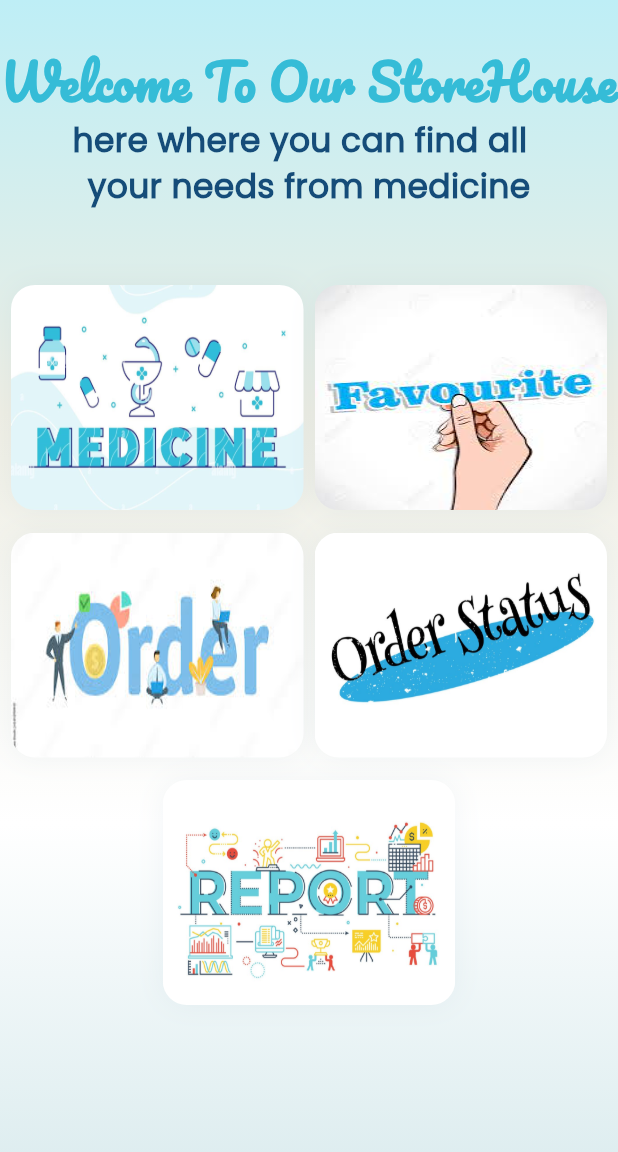
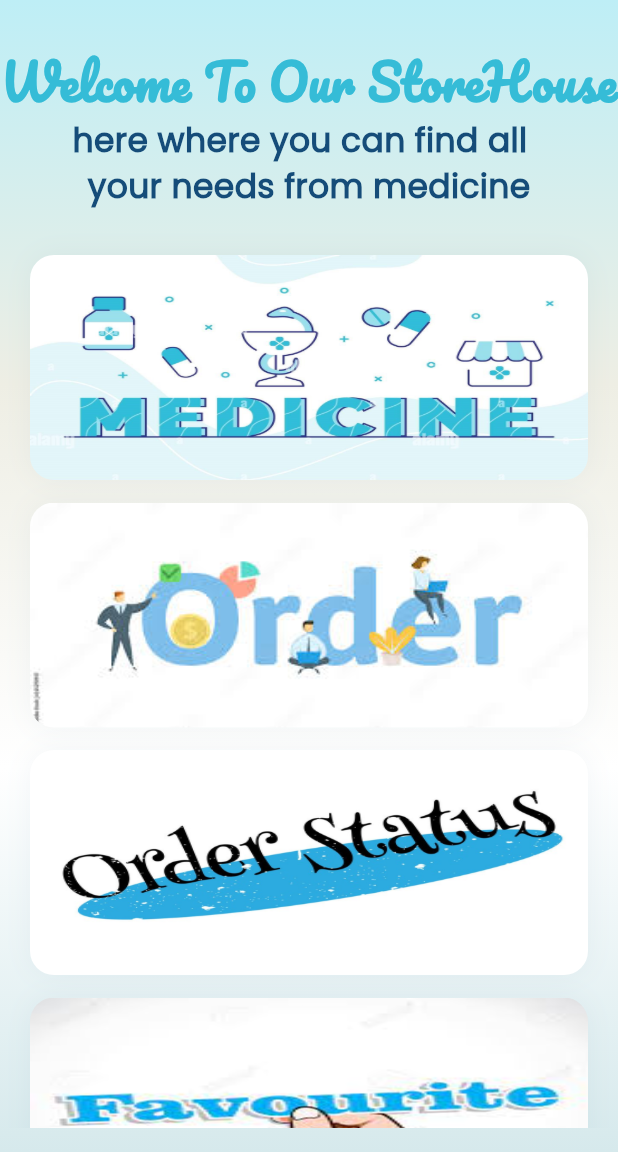
Before and after one commit to raghadhawat/project1, a Flutter app: the HomeView screen opened by its route, on a phone screen of 412 x 824 dp, the part 84-1236 px from its top. Run offline on Flutter 3.47's test engine with Material 3 defaults, Android fonts, the phone set to English and light mode, and no system bars; our stand-ins replace bloc, dropdown_search, flutter_bloc, hive, hive_flutter; missing offline and left inert: blurry_modal_progress_hud; accounts and stored records are empty.

Commit message:
medicine edit

```diff
--- a/lib/constants.dart
+++ b/lib/constants.dart
@@ -9,6 +9,10 @@ const kSecondColor = Color(0xffabdbe3);
 const kSecondColor2 = Color(0xff26577C);
 const kThirdColor = Color(0xffeeeee4);
 const kThirdColor2 = Color(0xffF8F0E5);
+const kLogoColor1 = Color(0xff132E59);
+const kLogoColor2 = Color(0xff7fccef);
+const kLogoColor3 = Color(0xff3969bc);
+const kLogoColor4 = Color(0xff5cc1ef);
 const kFont1 = 'pacifico';
 const kFont2 = 'Poppins';
 const kToken = 'token';
--- a/lib/views/medicine_detail_view.dart
+++ b/lib/views/medicine_detail_view.dart
@@ -20,7 +20,7 @@ class MedicineDetaileView extends StatelessWidget {
 
     return Scaffold(
       floatingActionButton: FloatingActionButton(
-        backgroundColor: kPrimaryColor,
+        backgroundColor: Color(0xff35bcd7),
         onPressed: () {
           showModalBottomSheet(
               isScrollControlled: true,
--- a/lib/widgets/all_medicine_list.dart
+++ b/lib/widgets/all_medicine_list.dart
@@ -33,7 +33,7 @@ class AllMedicineList extends StatelessWidget {
               child: MedicineTile(
                 tName: "${cubit.allMedicineModel?.data?[index].tradeName}",
                 name: "${cubit.allMedicineModel?.data?[index].scientificName}",
-                image: kLogo2,
+                image: "${cubit.allMedicineModel?.data?[index].photo}",
                 companyName:
                     "${cubit.allMedicineModel?.data?[index].companyName}",
                 form: "${cubit.allMedicineModel?.data?[index].form}",
--- a/lib/widgets/category_card.dart
+++ b/lib/widgets/category_card.dart
@@ -21,7 +21,7 @@ class CategoryCard extends StatelessWidget {
           height: 200,
           width: 220,
           decoration: BoxDecoration(
-            color: kSecondColor2,
+            color: const Color(0xff35bcd7),
             borderRadius: BorderRadius.circular(5),
           ),
           child: Center(
--- a/lib/widgets/custom-main-card.dart
+++ /dev/null
@@ -1,35 +0,0 @@
-import 'package:flutter/material.dart';
-import 'package:pharma_track/constants.dart';
-
-class CustomMainCard extends StatelessWidget {
-  const CustomMainCard({super.key, this.onTap, required this.image});
-
-  final String image;
-
-  final Function()? onTap;
-  @override
-  Widget build(BuildContext context) {
-    return GestureDetector(
-      onTap: onTap,
-      child: Container(
-        height: 150,
-        width: 195,
-        decoration: BoxDecoration(
-          image: DecorationImage(
-            fit: BoxFit.fill,
-            image: AssetImage(image),
-          ),
-          borderRadius: BorderRadius.circular(16),
-          boxShadow: [
-            BoxShadow(
-              blurRadius: 15,
-              color: kPrimaryColor.withOpacity(.05),
-              spreadRadius: 0,
-            ),
-          ],
-        ),
-        child: Text(''),
-      ),
-    );
-  }
-}
--- a/lib/widgets/custom_drop_down.dart
+++ b/lib/widgets/custom_drop_down.dart
@@ -47,7 +47,7 @@ class _CustomDropDownState extends State<CustomDropDown> {
           dropdownSearchDecoration: InputDecoration(
             focusColor: kPrimaryColor,
             enabledBorder: const OutlineInputBorder(
-                borderSide: BorderSide(color: kPrimaryColor),
+                borderSide: BorderSide(color: kPrimaryColor, width: 1),
                 borderRadius: BorderRadius.all(Radius.circular(16))),
             border: const OutlineInputBorder(
                 borderRadius: BorderRadius.all(Radius.circular(16))),
--- /dev/null
+++ b/lib/widgets/custom_main_card.dart
@@ -0,0 +1,38 @@
+import 'package:flutter/material.dart';
+import 'package:pharma_track/constants.dart';
+
+class CustomMainCard extends StatelessWidget {
+  const CustomMainCard({super.key, this.onTap, required this.image});
+
+  final String image;
+
+  final Function()? onTap;
+  @override
+  Widget build(BuildContext context) {
+    return Padding(
+      padding: const EdgeInsets.symmetric(horizontal: 20),
+      child: GestureDetector(
+        onTap: onTap,
+        child: Container(
+          height: 150,
+          width: MediaQuery.of(context).size.width,
+          decoration: BoxDecoration(
+            image: DecorationImage(
+              fit: BoxFit.fill,
+              image: AssetImage(image),
+            ),
+            borderRadius: BorderRadius.circular(16),
+            boxShadow: [
+              BoxShadow(
+                blurRadius: 15,
+                color: kPrimaryColor.withOpacity(.05),
+                spreadRadius: 0,
+              ),
+            ],
+          ),
+          child: const Text(''),
+        ),
+      ),
+    );
+  }
+}
--- a/lib/widgets/home_view_body.dart
+++ b/lib/widgets/home_view_body.dart
@@ -8,7 +8,7 @@ import 'package:pharma_track/helper/show_snack_bar.dart';
 import 'package:pharma_track/views/add_order_view.dart';
 import 'package:pharma_track/views/all_medicine_view.dart';
 import 'package:pharma_track/views/order_status_view.dart';
-import 'package:pharma_track/widgets/custom-main-card.dart';
+import 'package:pharma_track/widgets/custom_main_card.dart';
 
 class HomeViewBody extends StatelessWidget {
   const HomeViewBody({
@@ -31,7 +31,6 @@ class HomeViewBody extends StatelessWidget {
     }, builder: (context, state) {
       return BlurryModalProgressHUD(
         inAsyncCall: isLoading,
-        child: SingleChildScrollView(
         child: Container(
           height: MediaQuery.of(context).size.height,
           decoration: const BoxDecoration(
@@ -45,15 +44,19 @@ class HomeViewBody extends StatelessWidget {
               Color.fromARGB(255, 214, 233, 236),
             ],
           )),
+          child: Padding(
+            padding: const EdgeInsets.only(bottom: 16),
             child: Column(
               children: [
-                const SizedBox(
+                const Column(
+                  children: [
+                    SizedBox(
                       height: 16,
                     ),
-                const SizedBox(
+                    SizedBox(
                       height: 16,
                     ),
-                const Text(
+                    Text(
                       'Welcome To Our StoreHouse',
                       style: TextStyle(
                         fontFamily: kFont1,
@@ -62,7 +65,7 @@ class HomeViewBody extends StatelessWidget {
                         color: Color(0xff35bcd7),
                       ),
                     ),
-                const Text(
+                    Text(
                       'here where you can find all  ',
                       style: TextStyle(
                         fontFamily: kFont2,
@@ -71,7 +74,7 @@ class HomeViewBody extends StatelessWidget {
                         color: kPrimaryColor,
                       ),
                     ),
-                const Text(
+                    Text(
                       'your needs from medicine',
                       style: TextStyle(
                         fontFamily: kFont2,
@@ -80,12 +83,17 @@ class HomeViewBody extends StatelessWidget {
                         color: kPrimaryColor,
                       ),
                     ),
+                    SizedBox(
+                      height: 10,
+                    ),
+                  ],
+                ),
+                Expanded(
+                  child: ListView(
+                    children: [
                       const SizedBox(
-                  height: 50,
+                        height: 20,
                       ),
-                Row(
-                  mainAxisAlignment: MainAxisAlignment.spaceEvenly,
-                  children: [
                       CustomMainCard(
                         image:
                             'assets/images/medicine-typography-word-art-background-of-drugstore-pharmacy-pill-tablet-bottle-glass-snake-with-outline-style-vector-design-illustration-2E35TBG.jpg',
@@ -96,23 +104,18 @@ class HomeViewBody extends StatelessWidget {
                               .allMedicine(context);
                         },
                       ),
-                    const CustomMainCard(
-                      image: 'assets/images/download (1).jpg',
-                    ),
-                  ],
-                ),
                       const SizedBox(
                         height: 15,
                       ),
-                Row(
-                  mainAxisAlignment: MainAxisAlignment.spaceEvenly,
-                  children: [
                       CustomMainCard(
                         image: 'assets/images/images.jpg',
                         onTap: () {
                           BlocProvider.of<OrderCubit>(context).fetchAllOrder();
                           Navigator.pushNamed(context, AddOrderView.id);
                         },
+                      ),
+                      const SizedBox(
+                        height: 15,
                       ),
                       CustomMainCard(
                         onTap: () {
@@ -123,7 +126,11 @@ class HomeViewBody extends StatelessWidget {
                         image:
                             'assets/images/order-status-rubber-stamp-vector-14032742.jpg',
                       ),
-                  ],
+                      const SizedBox(
+                        height: 15,
+                      ),
+                      const CustomMainCard(
+                        image: 'assets/images/download (1).jpg',
                       ),
                       const SizedBox(
                         height: 15,
@@ -132,6 +139,9 @@ class HomeViewBody extends StatelessWidget {
                         onTap: () {},
                         image:
                             'assets/images/report-word-lettering-vector-27785261.jpg',
+                      ),
+                    ],
+                  ),
                 )
               ],
             ),
--- a/lib/widgets/medicine_list.dart
+++ b/lib/widgets/medicine_list.dart
@@ -22,7 +22,7 @@ class MedicineList extends StatelessWidget {
           child: MedicineTile(
             tName: "${cubit.medicineModel?.data?[index].tradeName}",
             name: "${cubit.medicineModel?.data?[index].scientificName}",
-            image: kLogo2,
+            image: "${cubit.medicineModel?.data?[index].photo}",
             companyName: "${cubit.medicineModel?.data?[index].companyName}",
             form: "${cubit.medicineModel?.data?[index].form}",
             details: "${cubit.medicineModel?.data?[index].details}",
--- a/lib/widgets/medicine_tile.dart
+++ b/lib/widgets/medicine_tile.dart
@@ -19,7 +19,7 @@ class MedicineTile extends StatelessWidget {
   });
   final String name;
   final String tName;
-  final String image;
+  String? image;
   final String companyName;
 
   final String form;
@@ -61,7 +61,8 @@ class MedicineTile extends StatelessWidget {
                 ClipRRect(
                   borderRadius: BorderRadius.circular(6),
                   child: Image.asset(
-                    image ?? "",
+                    //image ??
+                    "assets/images/medicine-typography-word-art-background-of-drugstore-pharmacy-pill-tablet-bottle-glass-snake-with-outline-style-vector-design-illustration-2E35TBG.jpg",
                     height: 90,
                     width: double.infinity,
                     fit: BoxFit.cover,
```
Also changed, not shown: lib/widgets/add_order_buttom_sheet.dart (+6 -6 lines), lib/widgets/detaile_card.dart (+58 -36 lines). Lines whose indentation alone changed are shown as unchanged.
